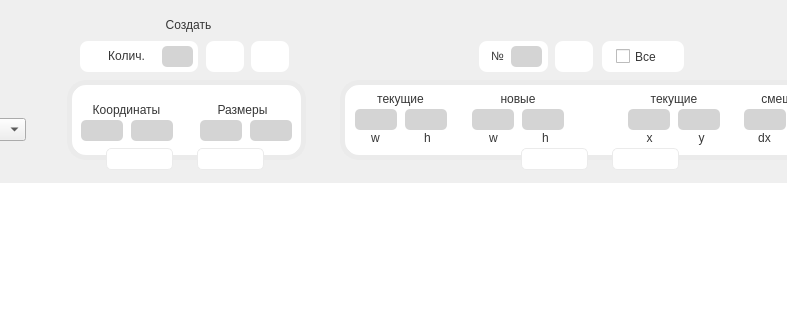
This is 1_task/mainwindow.ui in burakshaevn/qt-canvas-with-figures as Qt 5 draws it before an edit; both pictures show x 141 to 928 and y 0 to 320 of the 1300 by 760 pixel window. The edited form follows.
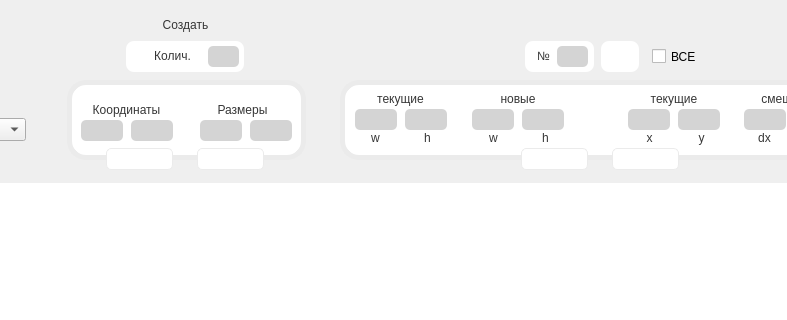
This is the edited form. The open tabs and pages were chosen to show the change. Icons and pictures are not drawn.

What changed in the file:
```diff
--- a/1_task/mainwindow.ui
+++ b/1_task/mainwindow.ui
@@ -100,7 +100,7 @@
      <widget class="QLabel" name="label_2">
       <property name="geometry">
        <rect>
-        <x>95</x>
+        <x>92</x>
         <y>15</y>
         <width>83</width>
         <height>20</height>
@@ -162,7 +162,7 @@
      <widget class="QLabel" name="label_6">
       <property name="geometry">
        <rect>
-        <x>28</x>
+        <x>74</x>
         <y>41</y>
         <width>118</width>
         <height>31</height>
@@ -182,7 +182,7 @@
      <widget class="QLabel" name="label_7">
       <property name="geometry">
        <rect>
-        <x>427</x>
+        <x>473</x>
         <y>41</y>
         <width>69</width>
         <height>31</height>
@@ -199,92 +199,10 @@
        <string/>
       </property>
      </widget>
-     <widget class="QLabel" name="label_9">
-      <property name="geometry">
-       <rect>
-        <x>550</x>
-        <y>41</y>
-        <width>82</width>
-        <height>31</height>
-       </rect>
-      </property>
-      <property name="styleSheet">
-       <string notr="true">QLabel { 
-	background-color: rgb(255, 255, 255);
-	border: 0px solid;
-    border-radius: 8px; 
-}</string>
-      </property>
-      <property name="text">
-       <string/>
-      </property>
-     </widget>
-     <widget class="QPushButton" name="pushButton_eye">
-      <property name="geometry">
-       <rect>
-        <x>154</x>
-        <y>41</y>
-        <width>38</width>
-        <height>31</height>
-       </rect>
-      </property>
-      <property name="styleSheet">
-       <string notr="true">QPushButton { 
-	background-color: rgb(255, 255, 255);
-	border: 0px solid;
-    border-radius: 8px; 
-}
-
-</string>
-      </property>
-      <property name="text">
-       <string/>
-      </property>
-      <property name="icon">
-       <iconset resource="resources/resources_file.qrc">
-        <normaloff>:/Eye off.png</normaloff>:/Eye off.png</iconset>
-      </property>
-      <property name="iconSize">
-       <size>
-        <width>23</width>
-        <height>23</height>
-       </size>
-      </property>
-     </widget>
-     <widget class="QPushButton" name="pushButton_trash">
-      <property name="geometry">
-       <rect>
-        <x>199</x>
-        <y>41</y>
-        <width>38</width>
-        <height>31</height>
-       </rect>
-      </property>
-      <property name="styleSheet">
-       <string notr="true">QPushButton { 
-	background-color: rgb(255, 255, 255);
-	border: 0px solid;
-    border-radius: 8px; 
-}</string>
-      </property>
-      <property name="text">
-       <string/>
-      </property>
-      <property name="icon">
-       <iconset resource="resources/resources_file.qrc">
-        <normaloff>:/Trash.png</normaloff>:/Trash.png</iconset>
-      </property>
-      <property name="iconSize">
-       <size>
-        <width>23</width>
-        <height>23</height>
-       </size>
-      </property>
-     </widget>
      <widget class="QLabel" name="label_13">
       <property name="geometry">
        <rect>
-        <x>43</x>
+        <x>89</x>
         <y>46</y>
         <width>63</width>
         <height>20</height>
@@ -306,7 +224,7 @@
      <widget class="QLabel" name="label_14">
       <property name="geometry">
        <rect>
-        <x>436</x>
+        <x>482</x>
         <y>46</y>
         <width>19</width>
         <height>20</height>
@@ -325,25 +243,6 @@
        <set>Qt::AlignmentFlag::AlignCenter</set>
       </property>
      </widget>
-     <widget class="QCheckBox" name="checkBox_all_size">
-      <property name="geometry">
-       <rect>
-        <x>564</x>
-        <y>43</y>
-        <width>55</width>
-        <height>27</height>
-       </rect>
-      </property>
-      <property name="styleSheet">
-       <string notr="true">QCheckBox {
-	color: rgb(54, 54, 54);
-	font: 500 12pt &quot;JetBrains Mono&quot;;
-}</string>
-      </property>
-      <property name="text">
-       <string>Все</string>
-      </property>
-     </widget>
      <widget class="QLabel" name="label_16">
       <property name="geometry">
        <rect>
@@ -391,7 +290,7 @@
      <widget class="QLineEdit" name="lineEdit_count">
       <property name="geometry">
        <rect>
-        <x>110</x>
+        <x>156</x>
         <y>46</y>
         <width>31</width>
         <height>21</height>
@@ -413,7 +312,7 @@
      <widget class="QLineEdit" name="lineEdit_index_size">
       <property name="geometry">
        <rect>
-        <x>459</x>
+        <x>505</x>
         <y>46</y>
         <width>31</width>
         <height>21</height>
@@ -872,7 +771,7 @@
      <widget class="QPushButton" name="pushButton_search_size">
       <property name="geometry">
        <rect>
-        <x>503</x>
+        <x>549</x>
         <y>41</y>
         <width>38</width>
         <height>31</height>
@@ -1077,6 +976,25 @@
        <set>Qt::AlignmentFlag::AlignCenter</set>
       </property>
      </widget>
+     <widget class="QCheckBox" name="checkBox_all_size">
+      <property name="geometry">
+       <rect>
+        <x>600</x>
+        <y>43</y>
+        <width>55</width>
+        <height>27</height>
+       </rect>
+      </property>
+      <property name="styleSheet">
+       <string notr="true">QComboBox {
+	color: rgb(54, 54, 54);
+	font: 500 12pt JetBrains Mono;
+}</string>
+      </property>
+      <property name="text">
+       <string>ВСЕ</string>
+      </property>
+     </widget>
     </widget>
    </widget>
    <widget class="QLabel" name="label_23">
```
